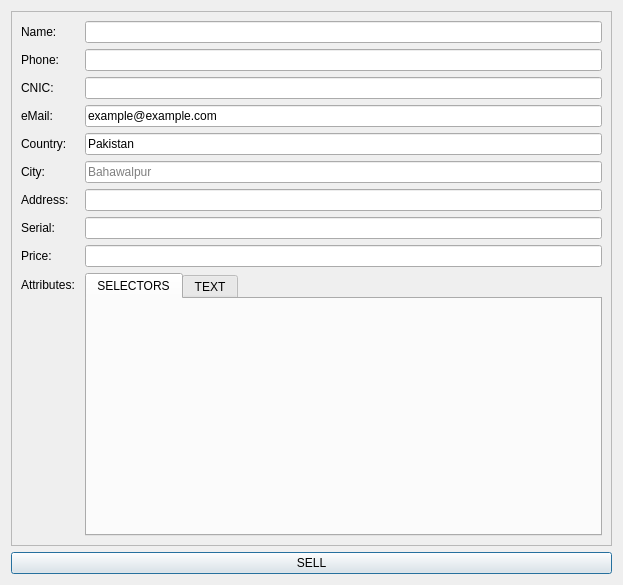
abdulroufsidhu/bms, file widgets/StoreTab/deal/sell.ui: the form before one commit.
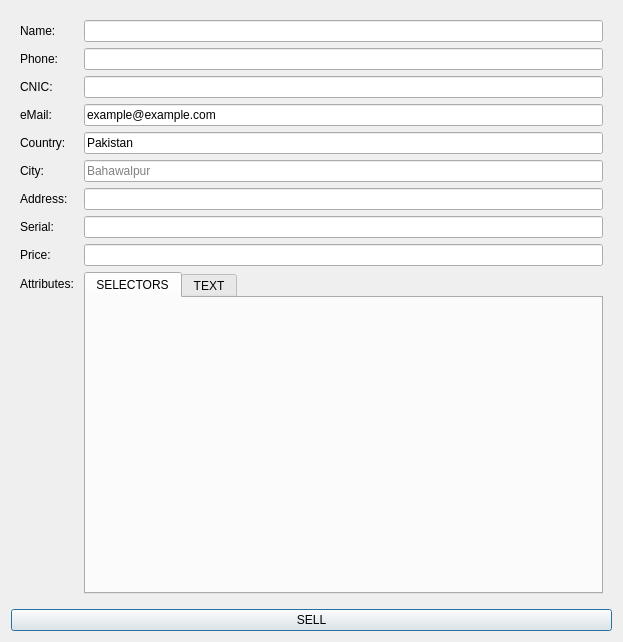
The form after the commit.

The edit to the form file:
```diff
--- a/widgets/StoreTab/deal/sell.ui
+++ b/widgets/StoreTab/deal/sell.ui
@@ -7,7 +7,7 @@
     <x>0</x>
     <y>0</y>
     <width>623</width>
-    <height>585</height>
+    <height>642</height>
    </rect>
   </property>
   <property name="windowTitle">
@@ -16,6 +16,15 @@
   <layout class="QGridLayout" name="gridLayout_4">
    <item row="0" column="0">
     <widget class="QScrollArea" name="scrollArea">
+     <property name="frameShape">
+      <enum>QFrame::NoFrame</enum>
+     </property>
+     <property name="frameShadow">
+      <enum>QFrame::Sunken</enum>
+     </property>
+     <property name="lineWidth">
+      <number>1</number>
+     </property>
      <property name="widgetResizable">
       <bool>true</bool>
      </property>
@@ -24,8 +33,8 @@
        <rect>
         <x>0</x>
         <y>0</y>
-        <width>603</width>
-        <height>532</height>
+        <width>605</width>
+        <height>591</height>
        </rect>
       </property>
       <layout class="QGridLayout" name="gridLayout_2">
```
